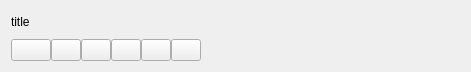
First picture: the form in src/controls.ui, repository hutchgrant/beagleplayer, before the edit.
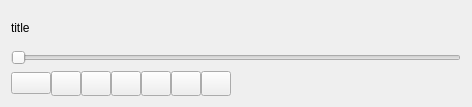
Second picture: the form after the edit. Icons and pictures are not drawn.

Commit message: control widget fixes and documentation amendments

```diff
--- a/src/controls.ui
+++ b/src/controls.ui
@@ -6,8 +6,8 @@
    <rect>
     <x>0</x>
     <y>0</y>
-    <width>471</width>
-    <height>72</height>
+    <width>472</width>
+    <height>107</height>
    </rect>
   </property>
   <property name="windowTitle">
@@ -23,6 +23,13 @@
        </property>
       </widget>
      </item>
+     <item>
+      <widget class="QSlider" name="trackSlider">
+       <property name="orientation">
+        <enum>Qt::Horizontal</enum>
+       </property>
+      </widget>
+     </item>
      <item>
       <layout class="QHBoxLayout" name="horizontalLayout">
        <property name="spacing">
@@ -80,7 +87,30 @@
         </widget>
        </item>
        <item>
-        <widget class="QPushButton" name="pushButton_3">
+        <widget class="QPushButton" name="PAUSE">
+         <property name="minimumSize">
+          <size>
+           <width>30</width>
+           <height>25</height>
+          </size>
+         </property>
+         <property name="maximumSize">
+          <size>
+           <width>30</width>
+           <height>25</height>
+          </size>
+         </property>
+         <property name="text">
+          <string/>
+         </property>
+         <property name="icon">
+          <iconset resource="../res/BTres.qrc">
+           <normaloff>:/res/PAUSE_icon.png</normaloff>:/res/PAUSE_icon.png</iconset>
+         </property>
+        </widget>
+       </item>
+       <item>
+        <widget class="QPushButton" name="PLAY">
          <property name="maximumSize">
           <size>
            <width>30</width>
```
Left out of the diff: 10 changed lines with no effect on the pictures. The commit also changes 15 other files.
